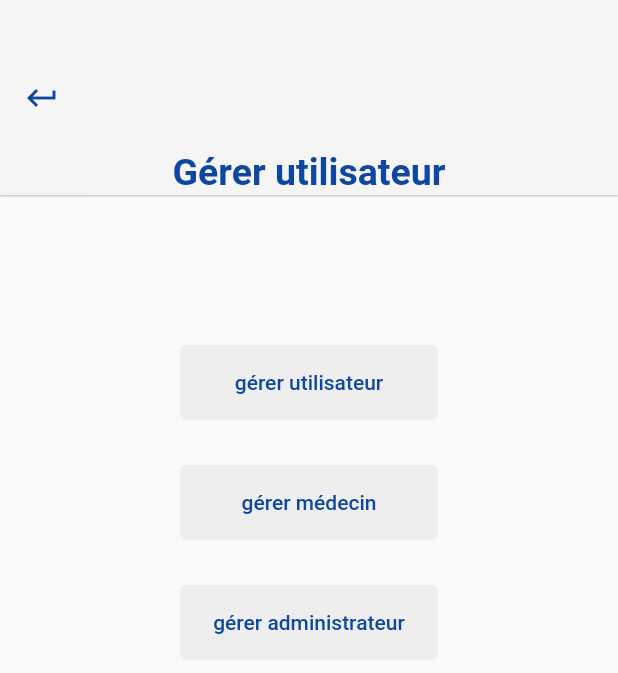
After one commit to najiba97/BloodDonation, a Flutter app: the GererUser screen opened by its route, on a phone screen of 412 x 824 dp. The commit adds this screen. Shown: the top 673 px of the screen. Run offline on Flutter 3.47's test engine with Material 2 defaults, Android fonts, the phone set to English and light mode, and no system bars; our stand-ins replace carousel_slider, cloud_firestore, firebase_auth, firebase_core, firebase_storage, fl_chart and 3 more; missing offline and left inert: flutter_google_maps; accounts and stored records are empty.

Commit message:
one of the last

```diff
--- a/sang_plus_plus/lib/main.dart
+++ b/sang_plus_plus/lib/main.dart
@@ -2,13 +2,13 @@ import 'package:firebase_auth/firebase_auth.dart';
 import 'package:firebase_core/firebase_core.dart';
 import 'package:flutter/material.dart';
 import 'package:provider/provider.dart';
-
 import 'package:sang_plus_plus/pages/drawer_screens/propos.dart';
 import 'package:sang_plus_plus/pages/authentification/authentification.dart';
 import 'package:sang_plus_plus/pages/drawer_screens/consigne.dart';
 import 'package:sang_plus_plus/pages/drawer_screens/contact.dart';
 import 'package:sang_plus_plus/pages/authentification/cree_compte.dart';
 import 'package:sang_plus_plus/pages/loading.dart';
+import 'package:sang_plus_plus/pages/location.dart';
 import 'package:sang_plus_plus/pages/menu.dart';
 import 'package:sang_plus_plus/pages/profile.dart';
 import 'package:sang_plus_plus/pages/quiz/quiz.dart';
@@ -16,7 +16,6 @@ import 'package:sang_plus_plus/pages/quiz/quiz_femme.dart';
 import 'package:sang_plus_plus/pages/quiz/quiz_homme.dart';
 import 'package:sang_plus_plus/pages/drawer_screens/rendez_vous.dart';
 import 'package:sang_plus_plus/pages/reset_pass.dart';
-
 import 'services/auth_service.dart';
 
 void main() async {
@@ -52,7 +51,7 @@ class MyApp extends StatelessWidget {
             '/authentif': (context) => Authentif(),
             '/creeCompte': (context) => CreateCount(),
             '/menu': (context) => Menu(),
-            //'/location': (context) => Location(),
+            '/location': (context) => MyLocation(),
             '/quiz': (context) => Quiz(),
             '/quizFemme': (context) => QuizFemme(),
             '/quizHomme': (context) => QuizHomme(),
--- a/sang_plus_plus/lib/pages/widgets/drawer.dart
+++ b/sang_plus_plus/lib/pages/widgets/drawer.dart
@@ -8,7 +8,7 @@ class MyDrawer extends StatelessWidget {
   @override
   Widget build(BuildContext context) {
     final user = Provider.of<User>(context);
-    FirebaseAuth auth = FirebaseAuth.instance;
+
 
     return user == null
         ? Drawer(
--- a/sang_plus_plus/lib/pages/widgets/myappbar.dart
+++ b/sang_plus_plus/lib/pages/widgets/myappbar.dart
@@ -3,6 +3,7 @@ import 'package:flutter/material.dart';
 import 'package:provider/provider.dart';
 import 'package:sang_plus_plus/services/database.dart';
 
+// ignore: must_be_immutable
 class MyAppBar extends StatelessWidget implements PreferredSizeWidget {
   Size get preferredSize => new Size.fromHeight(AppBar().preferredSize.height);
   UserData userData = UserData();
--- a/sang_plus_plus/lib/services/database.dart
+++ b/sang_plus_plus/lib/services/database.dart
@@ -27,13 +27,13 @@ class UserData {
       'prénom': prenom,
       'téléphone': telephone,
       'email': email,
-      'mot de passe': password,
+      'uid': auth.currentUser.uid,
       'photo de profile': null,
       'identif': 'utilisateur',
-      'demande en cours': false,
       'donner': false,
       'nombre de don': 0,
       'date don': null,
+      'demande en cours': false,
     });
   }
 
--- a/sang_plus_plus_admin/lib/main.dart
+++ b/sang_plus_plus_admin/lib/main.dart
@@ -10,6 +10,7 @@ import 'package:sang_plus_plus_admin/screens/confirmer.dart';
 import 'package:sang_plus_plus_admin/screens/create_event.dart';
 
 import 'package:sang_plus_plus_admin/screens/cree_compte/cree_compte.dart';
+import 'package:sang_plus_plus_admin/screens/gerer_useres.dart';
 import 'package:sang_plus_plus_admin/screens/gestion_rendezvs.dart';
 import 'package:sang_plus_plus_admin/screens/loading.dart';
 import 'package:sang_plus_plus_admin/screens/menu/menu.dart';
@@ -48,6 +49,7 @@ class MyApp extends StatelessWidget {
           '/rendez_perso': (context) => RendezPerso(),
           '/accept': (context) => Accept(),
           '/confirm_rendezvous': (context) => ConfirmerRendezVous(),
+          '/gerer_utilisateur': (context) => GererUser(),
         },
       ),
     );
--- a/sang_plus_plus_admin/lib/screens/authentification/auth_admin.dart
+++ b/sang_plus_plus_admin/lib/screens/authentification/auth_admin.dart
@@ -162,7 +162,7 @@ class _AuthAdminState extends State<AuthAdmin> {
                                   fontWeight: FontWeight.bold,
                                   color: Colors.white),
                             ),
-                            style: ButtonStyle(
+                              style: ButtonStyle(
                               backgroundColor:
                                   MaterialStateProperty.all(Colors.blue[900]),
                             ),
--- a/sang_plus_plus_admin/lib/screens/cree_compte/cree_compte.dart
+++ b/sang_plus_plus_admin/lib/screens/cree_compte/cree_compte.dart
@@ -9,7 +9,7 @@ class CreeCompte extends StatefulWidget {
 class _CreeCompteState extends State<CreeCompte> {
   final formKey = GlobalKey<FormState>();
 
-  final List identif = ['administrateur', 'medecin'];
+  final List identif = ['administrateur', 'médecin'];
   AuthService authService = AuthService();
   bool notIdentified = true;
 
--- /dev/null
+++ b/sang_plus_plus_admin/lib/screens/gerer_useres.dart
@@ -0,0 +1,127 @@
+import 'package:cloud_firestore/cloud_firestore.dart';
+import 'package:flutter/material.dart';
+import 'package:provider/provider.dart';
+import 'package:sang_plus_plus_admin/screens/gereradmin.dart';
+import 'package:sang_plus_plus_admin/services/database.dart';
+
+import 'gerermedecin.dart';
+import 'gererutilisateur.dart';
+
+class GererUser extends StatefulWidget {
+  @override
+  _GererUserState createState() => _GererUserState();
+}
+
+class _GererUserState extends State<GererUser> {
+  @override
+  Widget build(BuildContext context) {
+    return StreamProvider<QuerySnapshot>.value(
+        initialData: null,
+        value: AdminMedcinData().infouser,
+        builder: (context, child) {
+          final usersFire = Provider.of<QuerySnapshot>(context);
+          List users = [], medecins = [], admins = [];
+
+          usersFire.docs.forEach((element) {
+            if (element['identif'] == 'utilisateur') {
+              users.add(element);
+            } else if (element['identif'] == 'médecin') {
+              medecins.add(element);
+            } else {
+              admins.add(element);
+            }
+          });
+          return Scaffold(
+            appBar: AppBar(
+              centerTitle: true,
+              leading: IconButton(
+                onPressed: () => Navigator.pop(context),
+                icon: Icon(Icons.keyboard_return_outlined),
+                color: Colors.blue[900],
+              ),
+              elevation: 0.5,
+              backgroundColor: Colors.grey[100],
+              toolbarHeight: 130,
+              title: Padding(
+                padding: const EdgeInsets.only(top: 100),
+                child: Text(
+                  'Gérer utilisateur',
+                  style: TextStyle(
+                      color: Colors.blue[900],
+                      fontWeight: FontWeight.bold,
+                      fontSize: 25),
+                ),
+              ),
+            ),
+            body: Padding(
+              padding:
+                  const EdgeInsets.symmetric(horizontal: 120, vertical: 100),
+              child: Column(
+                children: [
+                  SizedBox(
+                    width: 300,
+                    height: 50,
+                    child: TextButton(
+                        style: ButtonStyle(
+                            backgroundColor:
+                                MaterialStateProperty.all(Colors.grey[200])),
+                        onPressed: () {
+                          Navigator.of(context).push(MaterialPageRoute(
+                              builder: (context) => GUser(
+                                    myUsers: users,
+                                  )));
+                        },
+                        child: Text(
+                          'gérer utilisateur',
+                          style: TextStyle(color: Colors.blue[900]),
+                        )),
+                  ),
+                  SizedBox(
+                    height: 30,
+                  ),
+                  SizedBox(
+                    width: 300,
+                    height: 50,
+                    child: TextButton(
+                        style: ButtonStyle(
+                            backgroundColor:
+                                MaterialStateProperty.all(Colors.grey[200])),
+                        onPressed: () {
+                          Navigator.of(context).push(MaterialPageRoute(
+                              builder: (context) => GMedecin(
+                                    myMedecins: medecins,
+                                  )));
+                        },
+                        child: Text(
+                          'gérer médecin',
+                          style: TextStyle(color: Colors.blue[900]),
+                        )),
+                  ),
+                  SizedBox(
+                    height: 30,
+                  ),
+                  SizedBox(
+                    width: 300,
+                    height: 50,
+                    child: TextButton(
+                        style: ButtonStyle(
+                            backgroundColor:
+                                MaterialStateProperty.all(Colors.grey[200])),
+                        onPressed: () {
+                          Navigator.of(context).push(MaterialPageRoute(
+                              builder: (context) => GAdmin(
+                                    myAdmins: admins,
+                                  )));
+                        },
+                        child: Text(
+                          'gérer administrateur',
+                          style: TextStyle(color: Colors.blue[900]),
+                        )),
+                  ),
+                ],
+              ),
+            ),
+          );
+        });
+  }
+}
--- a/sang_plus_plus_admin/lib/screens/gestion_rendezvs.dart
+++ b/sang_plus_plus_admin/lib/screens/gestion_rendezvs.dart
@@ -8,8 +8,7 @@ class GestionRendezVous extends StatelessWidget {
   @override
   Widget build(BuildContext context) {
     final rendez = Provider.of<QuerySnapshot>(context);
-    DateTime dateTime = DateTime.now();
-    print(dateTime);
+
     return Scaffold(
         backgroundColor: Colors.grey[200],
         appBar: AppBar(
--- a/sang_plus_plus_admin/lib/widgets/accept.dart
+++ b/sang_plus_plus_admin/lib/widgets/accept.dart
@@ -43,7 +43,7 @@ class _AcceptState extends State<Accept> {
     '16:30 PM',
     '17:00 PM',
     '17:30 PM',
-    '21:06 PM',
+    '18:00 PM',
   ];
   String valueChoose;
   String time = '';
```
Also changed, not shown: sang_plus_plus/lib/pages/location.dart (added, +156 -0 lines), sang_plus_plus/pubspec.yaml (+9 -4 lines), sang_plus_plus_admin/lib/screens/gereradmin.dart (added, +89 -0 lines), sang_plus_plus_admin/lib/screens/gerermedecin.dart (added, +99 -0 lines), sang_plus_plus_admin/lib/screens/gererutilisateur.dart (added, +105 -0 lines), sang_plus_plus_admin/lib/screens/menu/menu.dart (+15 -3 lines), sang_plus_plus_admin/lib/services/database.dart (+15 -4 lines), sang_plus_plus/assets/person.png (added), sang_plus_plus/pubspec.lock, sang_plus_plus_admin/assets/images/user.png (added), 1 other file.
